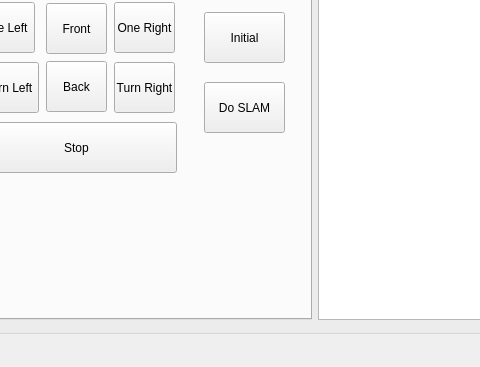
The window that eic_test.ui (bill-lee/EIC_Final) describes before a commit, drawn with Qt 5; both pictures show x 253 to 733 and y 413 to 780 of the 1136 by 780 pixel window.
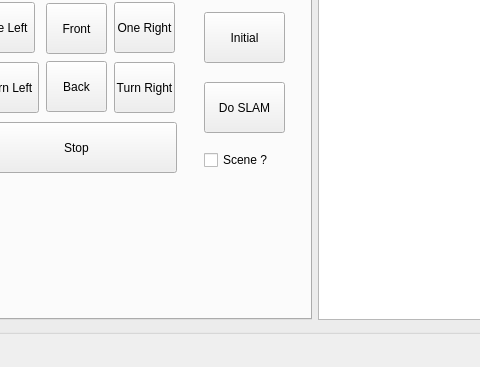
The same window after the commit.

Patch:
```diff
--- a/eic_test.ui
+++ b/eic_test.ui
@@ -1405,6 +1405,19 @@
             <string>Do SLAM</string>
            </property>
           </widget>
+          <widget class="QCheckBox" name="checkBox_slam_navi_scene">
+           <property name="geometry">
+            <rect>
+             <x>430</x>
+             <y>480</y>
+             <width>73</width>
+             <height>16</height>
+            </rect>
+           </property>
+           <property name="text">
+            <string>Scene ?</string>
+           </property>
+          </widget>
          </widget>
          <widget class="QWidget" name="tab_3">
           <attribute name="title">
```
Left out of the diff: 2 changed lines with no effect on the pictures.
